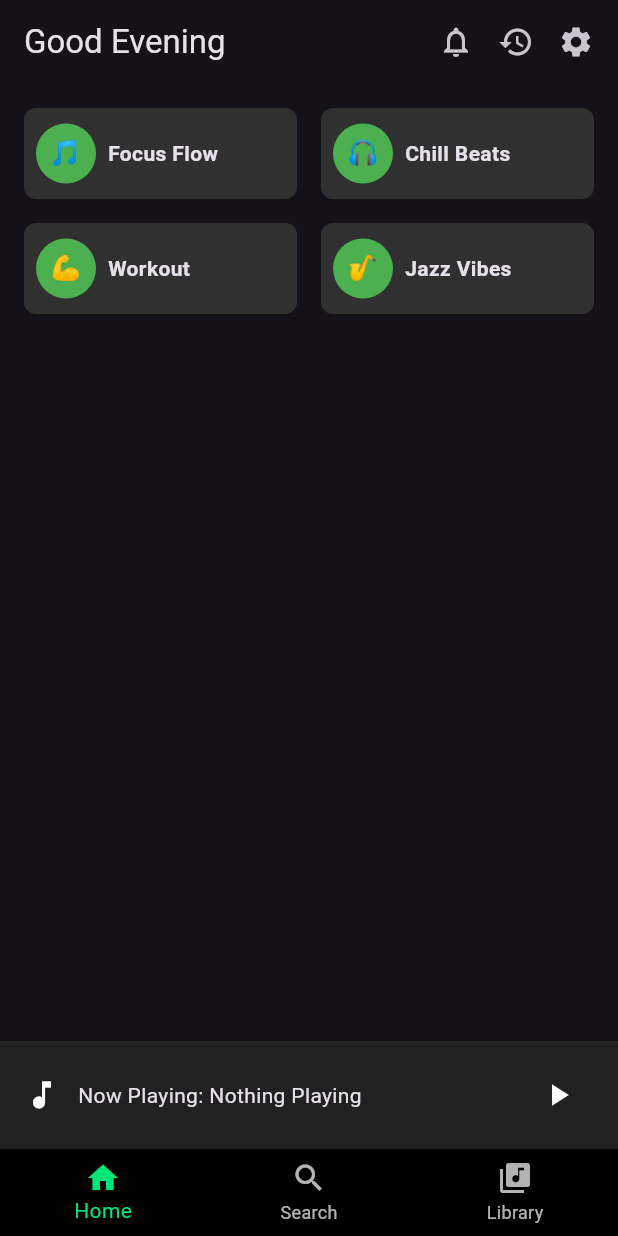
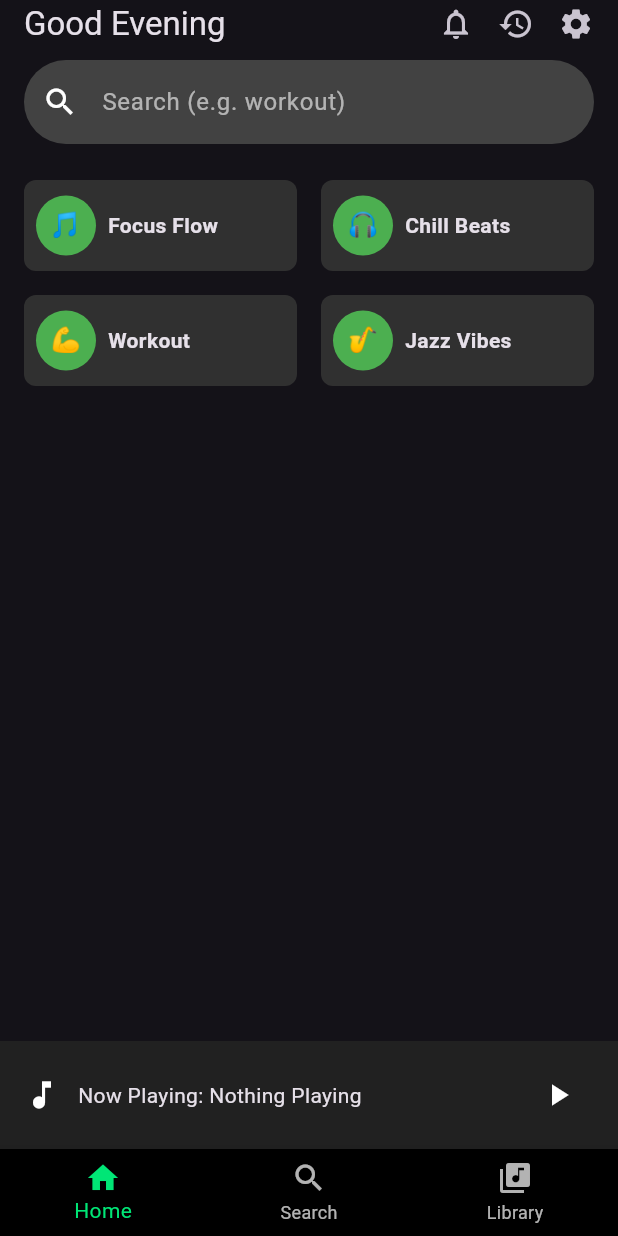
Before and after one commit to RuiLs1234/Flutter_Homeowork, a Flutter app: the screen it shows after launch, on a phone screen of 412 x 824 dp. Run offline on Flutter 3.47's test engine with Material 3 defaults, Android fonts, the phone set to English and light mode, and no system bars; our stand-ins replace just_audio.

Commit message:
Fisrt update

```diff
--- a/spotify_clone_homework/lib/main.dart
+++ b/spotify_clone_homework/lib/main.dart
@@ -26,6 +26,7 @@ class _SpotifyHomePageState extends State<SpotifyHomePage> {
   final AudioPlayer _player = AudioPlayer();
   bool _isPlaying = false;
   String _nowPlayingTitle = 'Nothing Playing';
+  String _searchQuery = '';
 
   final List<Map<String, String>> albums = [
     {
@@ -53,6 +54,13 @@ class _SpotifyHomePageState extends State<SpotifyHomePage> {
       'url': 'https://www.soundhelix.com/examples/mp3/SoundHelix-Song-4.mp3',
     },
   ];
+
+  List<Map<String, String>> get _filteredAlbums {
+    if (_searchQuery.isEmpty) return albums;
+    return albums
+        .where((album) => album['title']!.toLowerCase().contains(_searchQuery.toLowerCase()))
+        .toList();
+  }
 
   void _togglePlayback() async {
     if (_player.playing) {
@@ -94,13 +102,36 @@ class _SpotifyHomePageState extends State<SpotifyHomePage> {
           Icon(Icons.settings),
           SizedBox(width: 16),
         ],
+        bottom: PreferredSize(
+          preferredSize: Size.fromHeight(48),
+          child: Padding(
+            padding: EdgeInsets.symmetric(horizontal: 16, vertical: 8),
+            child: TextField(
+              onChanged: (value) => setState(() => _searchQuery = value),
+              style: TextStyle(color: Colors.white),
+              decoration: InputDecoration(
+                hintText: 'Search (e.g. workout)',
+                hintStyle: TextStyle(color: Colors.white60),
+                filled: true,
+                fillColor: Colors.grey[800],
+                prefixIcon: Icon(Icons.search, color: Colors.white),
+                border: OutlineInputBorder(
+                  borderRadius: BorderRadius.circular(30),
+                  borderSide: BorderSide.none,
+                ),
+              ),
+            ),
+          ),
+        ),
       ),
       body: Column(
         children: [
           Expanded(
-            child: GridView.builder(
+            child: _filteredAlbums.isEmpty
+                ? Center(child: Text('No results found.', style: TextStyle(color: Colors.white70)))
+                : GridView.builder(
               padding: EdgeInsets.all(16),
-              itemCount: albums.length,
+              itemCount: _filteredAlbums.length,
               gridDelegate: SliverGridDelegateWithFixedCrossAxisCount(
                 crossAxisCount: 2,
                 childAspectRatio: 3,
@@ -108,7 +139,7 @@ class _SpotifyHomePageState extends State<SpotifyHomePage> {
                 mainAxisSpacing: 16,
               ),
               itemBuilder: (context, index) {
-                final album = albums[index];
+                final album = _filteredAlbums[index];
                 return GestureDetector(
                   onTap: () => _playAlbum(album),
                   child: Container(
```
